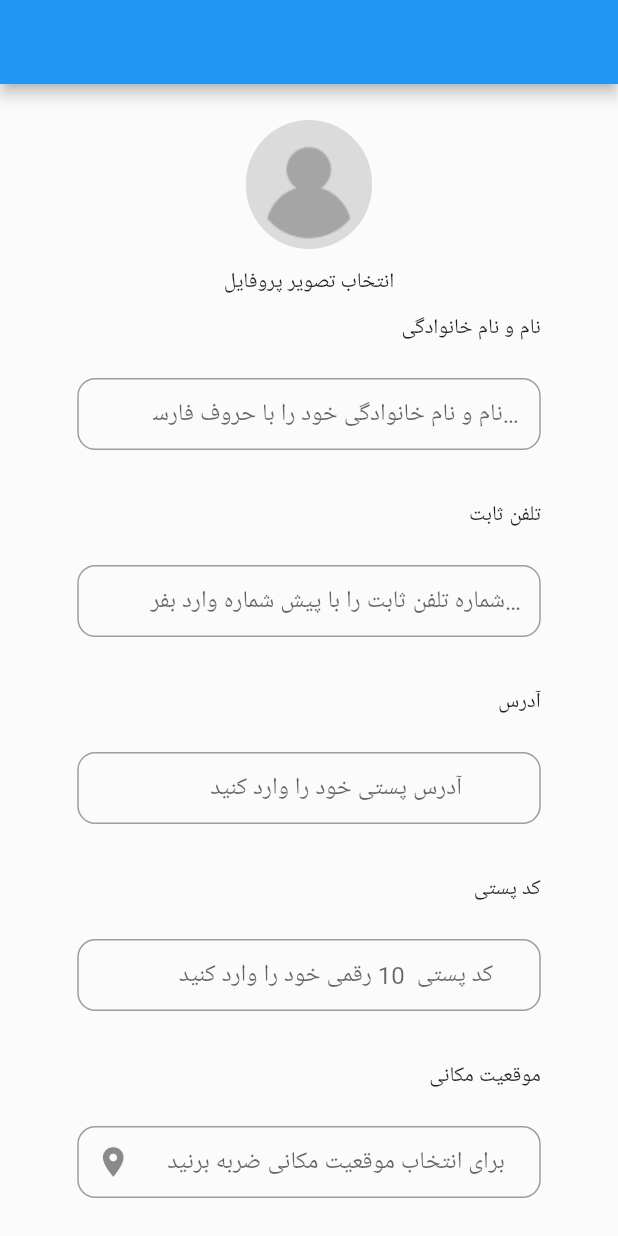
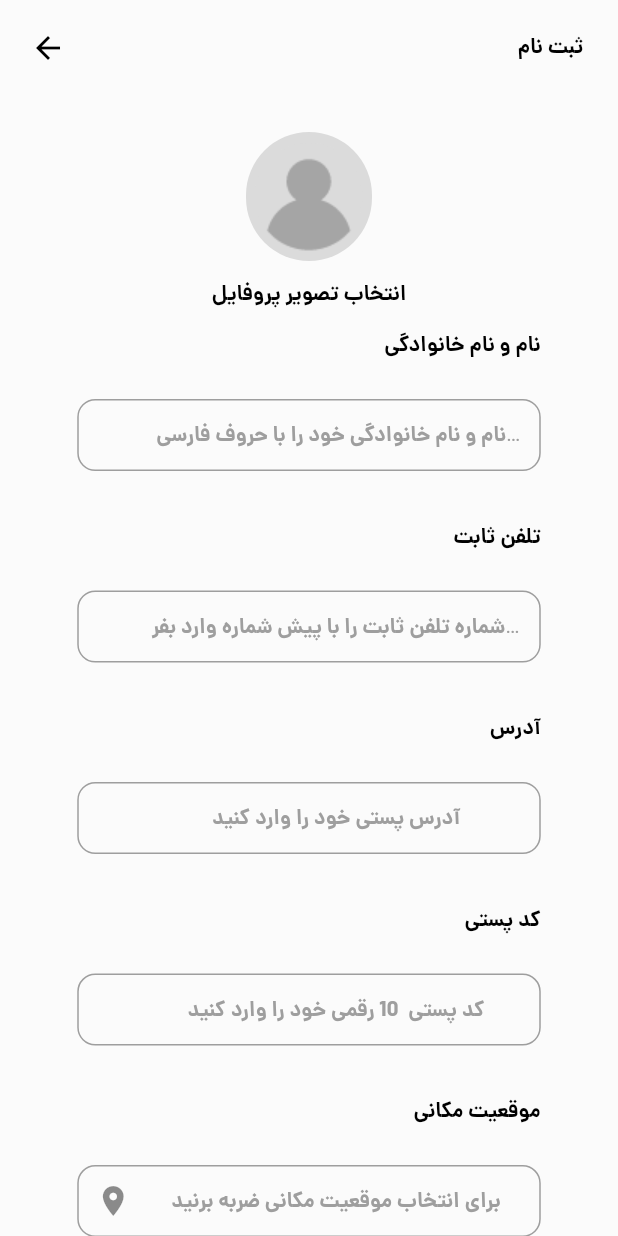
Before and after one commit to Sobhan-Ziyaei/watch_store, a Flutter app: the RegisterScreen screen opened directly, on a phone screen of 412 x 824 dp. Run offline on Flutter 3.47's test engine with Material 2 defaults, Android fonts, the phone set to English and light mode, and no system bars; our stand-ins replace flutter_svg.

Commit message:
create custom app bar and routes management

```diff
--- /dev/null
+++ b/lib/gen/fonts.gen.dart
@@ -0,0 +1,15 @@
+/// GENERATED CODE - DO NOT MODIFY BY HAND
+/// *****************************************************
+///  FlutterGen
+/// *****************************************************
+
+// coverage:ignore-file
+// ignore_for_file: type=lint
+// ignore_for_file: directives_ordering,unnecessary_import,implicit_dynamic_list_literal,deprecated_member_use
+
+class FontFamily {
+  FontFamily._();
+
+  /// Font family: dana
+  static const String dana = 'dana';
+}
--- /dev/null
+++ b/lib/route/names.dart
@@ -0,0 +1,10 @@
+
+
+class ScreenNames{
+  ScreenNames._() ;
+
+  static const root = '/' ;
+  static const getOtpScreen = '/getOtpScreen' ;
+  static const sendOtpScreen = '/sendOtpScreen' ;
+  static const registerScreen = '/registerScreen' ;
+}
--- a/lib/ui/components/text_style.dart
+++ b/lib/ui/components/text_style.dart
@@ -0,0 +1,19 @@
+import 'package:flutter/widgets.dart';
+import 'package:watch_store/gen/fonts.gen.dart';
+import 'package:watch_store/ui/constants/colors.dart';
+
+class LightAppTextStyle {
+  LightAppTextStyle._();
+
+  static const TextStyle title = TextStyle(
+    fontFamily: FontFamily.dana,
+    fontSize: 14,
+    color: AppColors.title,
+  );
+
+  static const TextStyle hint = TextStyle(
+    fontFamily: FontFamily.dana,
+    fontSize: 14,
+    color: AppColors.hint,
+  );
+}
--- a/lib/ui/screens/register_screen.dart
+++ b/lib/ui/screens/register_screen.dart
@@ -1,7 +1,9 @@
 import 'package:flutter/material.dart';
+import 'package:watch_store/route/names.dart';
 import 'package:watch_store/ui/components/extensions.dart';
 import 'package:watch_store/ui/constants/dimens.dart';
 import 'package:watch_store/ui/constants/strings.dart';
+import 'package:watch_store/ui/widgets/app_bar.dart';
 import 'package:watch_store/ui/widgets/app_text_field.dart';
 import 'package:watch_store/ui/widgets/avatar.dart';
 import 'package:watch_store/ui/widgets/main_button.dart';
@@ -11,8 +13,12 @@ class RegisterScreen extends StatelessWidget {
   TextEditingController _nameController = TextEditingController();
   @override
   Widget build(BuildContext context) {
+    Size size = MediaQuery.of(context).size;
     return Scaffold(
-      appBar: AppBar(),
+      appBar: CustomAppBar(
+          icon: const Icon(Icons.arrow_back),
+          title: AppStrings.register,
+          size: size),
       body: SafeArea(
         child: SizedBox(
           width: double.infinity,
@@ -21,7 +27,7 @@ class RegisterScreen extends StatelessWidget {
               crossAxisAlignment: CrossAxisAlignment.center,
               children: [
                 AppDimens.large.height,
-                Avatar(),
+                const Avatar(),
                 AppTextField(
                   label: AppStrings.nameLastName,
                   hint: AppStrings.hintNameLastName,
@@ -53,7 +59,11 @@ class RegisterScreen extends StatelessWidget {
                   inputType: TextInputType.name,
                   icon: const Icon(Icons.location_on),
                 ),
-                MainButton(text: AppStrings.next, onPressed: () {}),
+                MainButton(
+                    text: AppStrings.next,
+                    onPressed: () {
+                      Navigator.pushNamed(context, ScreenNames.getOtpScreen);
+                    }),
               ],
             ),
           ),
--- a/lib/ui/screens/send_otp_screen.dart
+++ b/lib/ui/screens/send_otp_screen.dart
@@ -1,5 +1,6 @@
 import 'package:flutter/material.dart';
 import 'package:watch_store/gen/assets.gen.dart';
+import 'package:watch_store/route/names.dart';
 import 'package:watch_store/ui/components/extensions.dart';
 import 'package:watch_store/ui/constants/dimens.dart';
 import 'package:watch_store/ui/constants/strings.dart';
@@ -30,7 +31,9 @@ class SendOtpScreen extends StatelessWidget {
               ),
               MainButton(
                 text: AppStrings.next,
-                onPressed: () {},
+                onPressed: () {
+                  Navigator.pushNamed(context, ScreenNames.getOtpScreen);
+                },
               ),
             ],
           ),
--- /dev/null
+++ b/lib/ui/widgets/app_bar.dart
@@ -0,0 +1,31 @@
+import 'package:flutter/material.dart';
+import 'package:watch_store/ui/components/text_style.dart';
+
+class CustomAppBar extends StatelessWidget implements PreferredSizeWidget {
+  final Widget icon;
+  final String title;
+  final Size size;
+  CustomAppBar({required this.icon, required this.title, required this.size});
+
+  @override
+  Widget build(BuildContext context) {
+    return PreferredSize(
+      preferredSize: Size(size.width, size.height * 0.1),
+      child: Padding(
+        padding: const EdgeInsets.all(20.0),
+        child: Container(
+          child: Row(
+            children: [
+              icon,
+              const Spacer(),
+              Text(title, style: LightAppTextStyle.title),
+            ],
+          ),
+        ),
+      ),
+    );
+  }
+
+  @override
+  Size get preferredSize => Size.fromHeight(size.height * 0.1);
+}
--- a/lib/ui/widgets/app_text_field.dart
+++ b/lib/ui/widgets/app_text_field.dart
@@ -1,5 +1,6 @@
 import 'package:flutter/material.dart';
 import 'package:watch_store/ui/components/extensions.dart';
+import 'package:watch_store/ui/components/text_style.dart';
 import 'package:watch_store/ui/constants/dimens.dart';
 
 class AppTextField extends StatelessWidget {
@@ -34,9 +35,9 @@ class AppTextField extends StatelessWidget {
             child: Row(
               mainAxisAlignment: MainAxisAlignment.end,
               children: [
-                Text(preFixLabel),
+                Text(preFixLabel, style: LightAppTextStyle.title),
                 const Spacer(),
-                Text(label),
+                Text(label, style: LightAppTextStyle.title),
               ],
             ),
           ),
@@ -48,6 +49,7 @@ class AppTextField extends StatelessWidget {
               textAlign: textAlign,
               keyboardType: inputType,
               decoration: InputDecoration(
+                hintStyle: LightAppTextStyle.hint,
                 hintText: hint,
                 prefixIcon: icon,
               ),
--- a/lib/ui/widgets/avatar.dart
+++ b/lib/ui/widgets/avatar.dart
@@ -1,6 +1,7 @@
 import 'package:flutter/material.dart';
 import 'package:watch_store/gen/assets.gen.dart';
 import 'package:watch_store/ui/components/extensions.dart';
+import 'package:watch_store/ui/components/text_style.dart';
 import 'package:watch_store/ui/constants/dimens.dart';
 import 'package:watch_store/ui/constants/strings.dart';
 
@@ -16,7 +17,8 @@ class Avatar extends StatelessWidget {
           child: Assets.png.avatar.image(),
         ),
         AppDimens.medium.height,
-        const Text(AppStrings.chooseProfileImage),
+        const Text(AppStrings.chooseProfileImage,
+            style: LightAppTextStyle.title),
       ],
     );
   }
--- a/lib/ui/widgets/main_button.dart
+++ b/lib/ui/widgets/main_button.dart
@@ -1,5 +1,6 @@
 import 'package:flutter/material.dart';
 import 'package:watch_store/ui/components/button_style.dart';
+import 'package:watch_store/ui/components/text_style.dart';
 import 'package:watch_store/ui/constants/dimens.dart';
 
 class MainButton extends StatelessWidget {
@@ -22,7 +23,7 @@ class MainButton extends StatelessWidget {
         child: ElevatedButton(
           style: AppButtonStyle.mainButtonStyle,
           onPressed: onPressed,
-          child: Text(text),
+          child: Text(text, style: LightAppTextStyle.title),
         ),
       ),
     );
```
Also changed, not shown: lib/main.dart (+4 -4 lines), lib/route/routes.dart (added, +11 -0 lines), lib/ui/screens/get_otp_screen.dart (+16 -6 lines), pubspec.yaml (+6 -13 lines).
